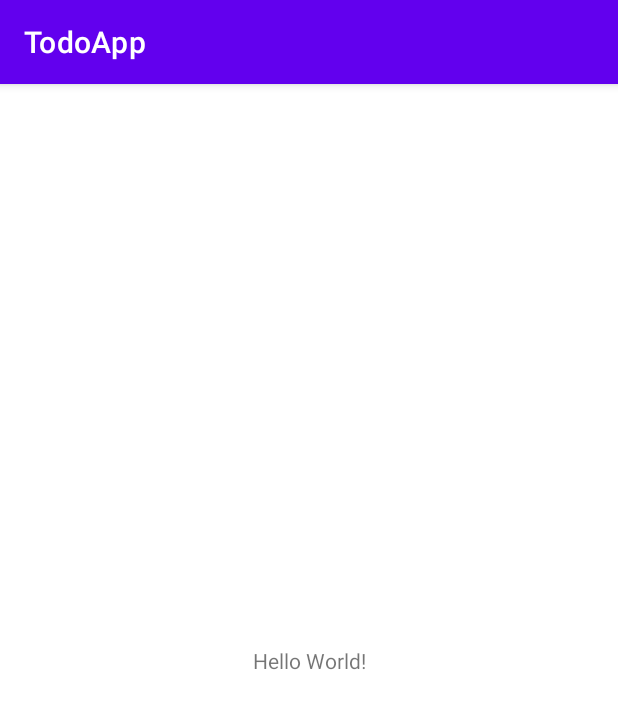
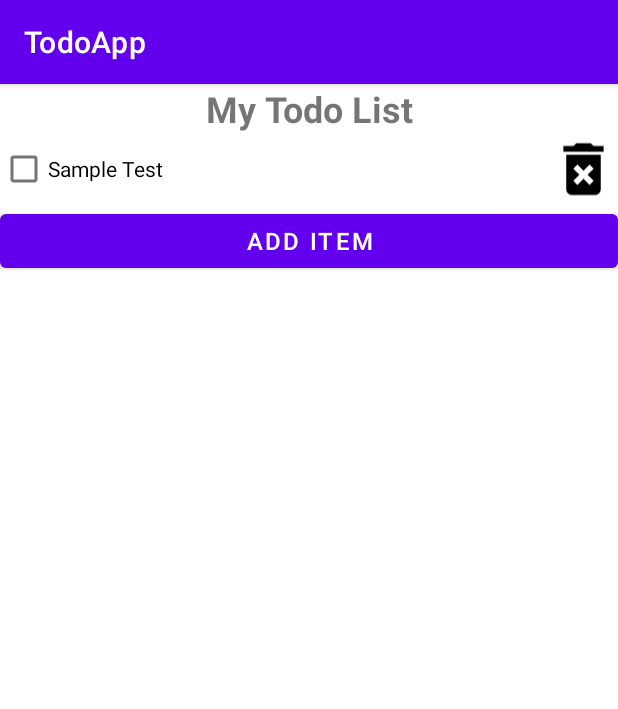
Before and after one commit to Navojith/Android-TodoList, an Android app: the screen it shows after launch (MainActivity), on a phone screen of 412 x 824 dp. Shown: the top 709 px of the screen. Run offline under Robolectric (Android 15) with nearby library versions, the phone set to English and light mode, and no system bars.

Commit message:
without db

```diff
--- a/app/src/main/java/com/example/todoapp/MainActivity.kt
+++ b/app/src/main/java/com/example/todoapp/MainActivity.kt
@@ -2,10 +2,18 @@ package com.example.todoapp
 
 import androidx.appcompat.app.AppCompatActivity
 import android.os.Bundle
+import androidx.recyclerview.widget.LinearLayoutManager
+import androidx.recyclerview.widget.RecyclerView
+import com.example.todoapp.adapters.TodoAdapter
 
 class MainActivity : AppCompatActivity() {
     override fun onCreate(savedInstanceState: Bundle?) {
         super.onCreate(savedInstanceState)
         setContentView(R.layout.activity_main)
+
+        val recyclerView: RecyclerView = findViewById(R.id.rvTodoList)
+        val adapter = TodoAdapter()
+        recyclerView.adapter = adapter
+        recyclerView.layoutManager = LinearLayoutManager(this)
     }
 }
--- /dev/null
+++ b/app/src/main/java/com/example/todoapp/adapters/TodoAdapter.kt
@@ -0,0 +1,31 @@
+package com.example.todoapp.adapters
+
+import android.view.LayoutInflater
+import android.view.View
+import android.view.ViewGroup
+import android.widget.CheckBox
+import android.widget.ImageView
+import androidx.recyclerview.widget.RecyclerView
+import com.example.todoapp.R
+
+class TodoAdapter:RecyclerView.Adapter<TodoAdapter.ViewHolder>() {
+    class ViewHolder(view: View):RecyclerView.ViewHolder(view){
+        val cbTodo: CheckBox
+        val ivDelete: ImageView
+        init {
+            cbTodo = view.findViewById(R.id.cbTodo)
+            ivDelete = view.findViewById(R.id.ivDelete)
+        }
+    }
+    override fun onCreateViewHolder(parent: ViewGroup, viewType: Int): ViewHolder {
+        val view = LayoutInflater.from(parent.context)
+            .inflate(R.layout.view_item,parent,false)
+        return ViewHolder(view)
+    }
+    override fun onBindViewHolder(holder: ViewHolder, position: Int) {
+        holder.cbTodo.text = "Sample Test"
+    }
+    override fun getItemCount(): Int {
+        return 1
+    }
+}
--- /dev/null
+++ b/app/src/main/res/drawable/baseline_delete_forever_24.xml
@@ -0,0 +1,5 @@
+<vector android:height="48dp" android:tint="#000000"
+    android:viewportHeight="24" android:viewportWidth="24"
+    android:width="48dp" xmlns:android="http://schemas.android.com/apk/res/android">
+    <path android:fillColor="@android:color/white" android:pathData="M6,19c0,1.1 0.9,2 2,2h8c1.1,0 2,-0.9 2,-2L18,7L6,7v12zM8.46,11.88l1.41,-1.41L12,12.59l2.12,-2.12 1.41,1.41L13.41,14l2.12,2.12 -1.41,1.41L12,15.41l-2.12,2.12 -1.41,-1.41L10.59,14l-2.13,-2.12zM15.5,4l-1,-1h-5l-1,1L5,4v2h14L19,4z"/>
+</vector>
--- a/app/src/main/res/layout/activity_main.xml
+++ b/app/src/main/res/layout/activity_main.xml
@@ -1,18 +1,30 @@
 <?xml version="1.0" encoding="utf-8"?>
-<androidx.constraintlayout.widget.ConstraintLayout xmlns:android="http://schemas.android.com/apk/res/android"
+<LinearLayout xmlns:android="http://schemas.android.com/apk/res/android"
     xmlns:app="http://schemas.android.com/apk/res-auto"
     xmlns:tools="http://schemas.android.com/tools"
     android:layout_width="match_parent"
     android:layout_height="match_parent"
-    tools:context=".MainActivity">
+    android:orientation="vertical"
+    tools:context=".MainActivity" >
 
     <TextView
-        android:layout_width="wrap_content"
+        android:id="@+id/tvTitle"
+        android:layout_width="match_parent"
         android:layout_height="wrap_content"
-        android:text="Hello World!"
-        app:layout_constraintBottom_toBottomOf="parent"
-        app:layout_constraintEnd_toEndOf="parent"
-        app:layout_constraintStart_toStartOf="parent"
-        app:layout_constraintTop_toTopOf="parent" />
+        android:text="@string/title"
+        android:textAlignment="center"
+        android:textSize="24sp"
+        android:textStyle="bold" />
 
-</androidx.constraintlayout.widget.ConstraintLayout>
+    <androidx.recyclerview.widget.RecyclerView
+        android:id="@+id/rvTodoList"
+        android:layout_width="match_parent"
+        android:layout_height="wrap_content" />
+
+    <Button
+        android:id="@+id/btnAddTodo"
+        android:layout_width="match_parent"
+        android:layout_height="wrap_content"
+        android:text="@string/addBtn"
+        android:textSize="16sp" />
+</LinearLayout>
--- /dev/null
+++ b/app/src/main/res/layout/view_item.xml
@@ -0,0 +1,22 @@
+<?xml version="1.0" encoding="utf-8"?>
+<LinearLayout xmlns:android="http://schemas.android.com/apk/res/android"
+    xmlns:app="http://schemas.android.com/apk/res-auto"
+    android:id="@+id/todo_row_item"
+    android:layout_width="match_parent"
+    android:layout_height="48dp"
+    android:orientation="horizontal">
+
+    <CheckBox
+        android:id="@+id/cbTodo"
+        android:layout_width="0dp"
+        android:layout_height="match_parent"
+        android:layout_weight="8"
+        android:text="CheckBox" />
+
+    <ImageView
+        android:id="@+id/ivDelete"
+        android:layout_width="0dp"
+        android:layout_height="wrap_content"
+        android:layout_weight="1"
+        app:srcCompat="@drawable/baseline_delete_forever_24" />
+</LinearLayout>
--- a/app/src/main/res/values/strings.xml
+++ b/app/src/main/res/values/strings.xml
@@ -1,3 +1,7 @@
 <resources>
     <string name="app_name">TodoApp</string>
+    <string name="title">My Todo List</string>
+    <string name="addBtn">Add item</string>
+
+
 </resources>
```
